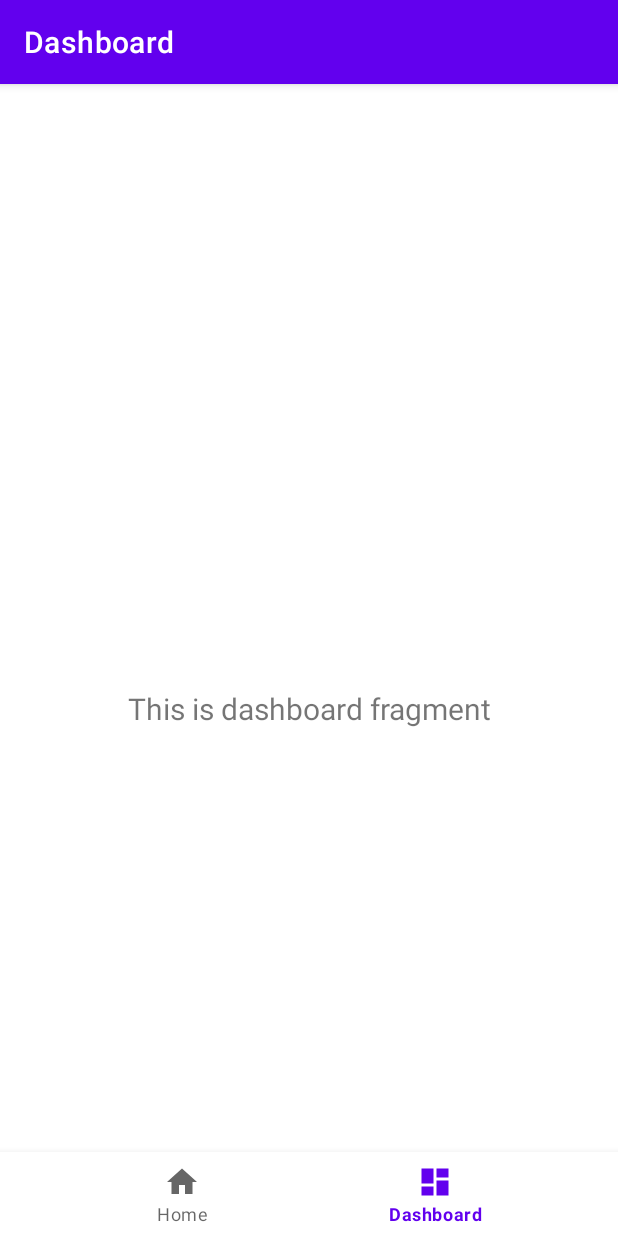
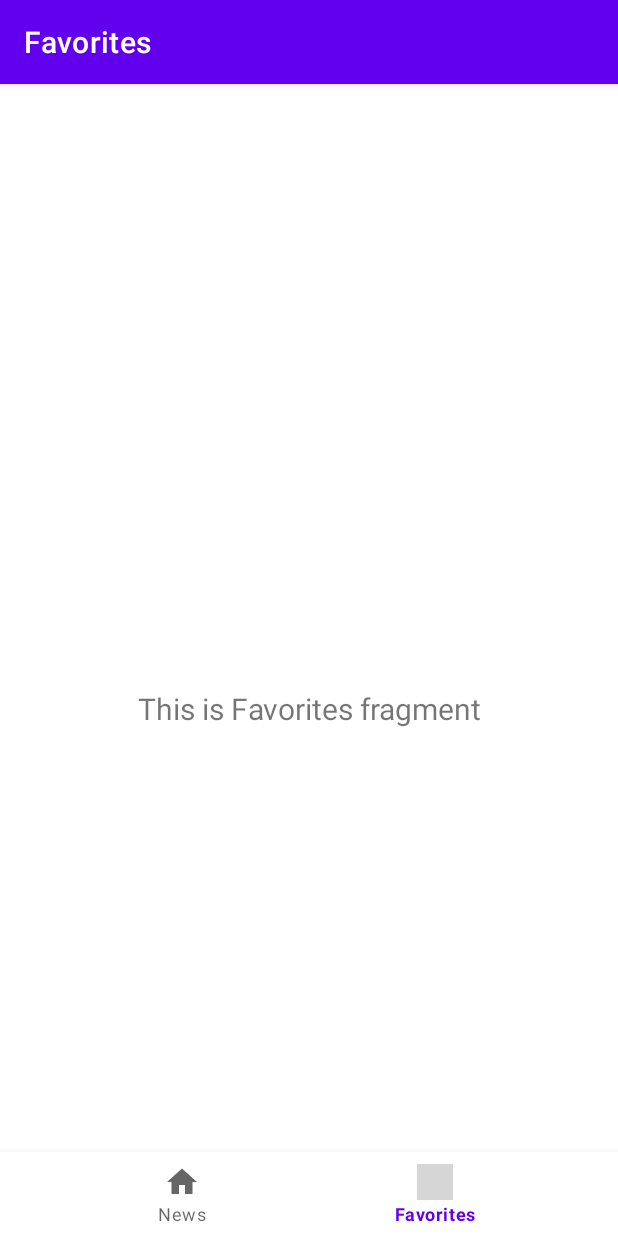
Before and after one commit to EBDitore/App-Nativo-Sobre-Futebol-Feminino-com-Android-Jetpack-e-Java-DIO, an Android app: the screen it shows after launch (MainActivity), item 2 of the bottom bar chosen, on a phone screen of 412 x 824 dp. Run offline under Robolectric (Android 15) with nearby library versions, the phone set to English and light mode, and no system bars; our stand-ins replace navigation-ui; grey boxes are pictures that could not be loaded.

Commit message:
Rename completo

```diff
--- a/app/src/main/java/meu/teste/soccernews/MainActivity.java
+++ b/app/src/main/java/meu/teste/soccernews/MainActivity.java
@@ -26,7 +26,7 @@ public class MainActivity extends AppCompatActivity {
         // Passing each menu ID as a set of Ids because each
         // menu should be considered as top level destinations.
         AppBarConfiguration appBarConfiguration = new AppBarConfiguration.Builder(
-                R.id.navigation_home, R.id.navigation_dashboard )
+                R.id.navigation_home, R.id.navigation_Favorites )
                 .build();
         NavController navController = Navigation.findNavController(this, R.id.nav_host_fragment_activity_main);
         NavigationUI.setupActionBarWithNavController(this, navController, appBarConfiguration);
--- a/app/src/main/java/meu/teste/soccernews/ui/home/HomeFragment.java
+++ b/app/src/main/java/meu/teste/soccernews/ui/favorites/FavoritesFragment.java
@@ -1,4 +1,4 @@
-package meu.teste.soccernews.ui.home;
+package meu.teste.soccernews.ui.favorites;
 
 import android.os.Bundle;
 import android.view.LayoutInflater;
@@ -10,22 +10,22 @@ import androidx.annotation.NonNull;
 import androidx.fragment.app.Fragment;
 import androidx.lifecycle.ViewModelProvider;
 
-import meu.teste.soccernews.databinding.FragmentHomeBinding;
+import meu.teste.soccernews.databinding.FragmentFavoritesBinding;
 
-public class HomeFragment extends Fragment {
+public class FavoritesFragment extends Fragment {
 
-    private FragmentHomeBinding binding;
+    private FragmentFavoritesBinding binding;
 
     public View onCreateView(@NonNull LayoutInflater inflater,
                              ViewGroup container, Bundle savedInstanceState) {
-        HomeViewModel homeViewModel =
-                new ViewModelProvider(this).get(HomeViewModel.class);
+        FavoritesViewModel favoritesViewModel =
+                new ViewModelProvider(this).get(FavoritesViewModel.class);
 
-        binding = FragmentHomeBinding.inflate(inflater, container, false);
+        binding = FragmentFavoritesBinding.inflate(inflater, container, false);
         View root = binding.getRoot();
 
-        final TextView textView = binding.textHome;
-        homeViewModel.getText().observe(getViewLifecycleOwner(), textView::setText);
+        final TextView textView = binding.textFavorites;
+        favoritesViewModel.getText().observe(getViewLifecycleOwner(), textView::setText);
         return root;
     }
 
--- a/app/src/main/java/meu/teste/soccernews/ui/home/HomeViewModel.java
+++ b/app/src/main/java/meu/teste/soccernews/ui/favorites/FavoritesViewModel.java
@@ -1,16 +1,16 @@
-package meu.teste.soccernews.ui.home;
+package meu.teste.soccernews.ui.favorites;
 
 import androidx.lifecycle.LiveData;
 import androidx.lifecycle.MutableLiveData;
 import androidx.lifecycle.ViewModel;
 
-public class HomeViewModel extends ViewModel {
+public class FavoritesViewModel extends ViewModel {
 
     private final MutableLiveData<String> mText;
 
-    public HomeViewModel() {
+    public FavoritesViewModel() {
         mText = new MutableLiveData<>();
-        mText.setValue("This is home fragment");
+        mText.setValue("This is Favorites fragment");
     }
 
     public LiveData<String> getText() {
--- a/app/src/main/java/meu/teste/soccernews/ui/dashboard/DashboardFragment.java
+++ b/app/src/main/java/meu/teste/soccernews/ui/news/NewsFragment.java
@@ -1,4 +1,4 @@
-package meu.teste.soccernews.ui.dashboard;
+package meu.teste.soccernews.ui.news;
 
 import android.os.Bundle;
 import android.view.LayoutInflater;
@@ -10,22 +10,22 @@ import androidx.annotation.NonNull;
 import androidx.fragment.app.Fragment;
 import androidx.lifecycle.ViewModelProvider;
 
-import meu.teste.soccernews.databinding.FragmentDashboardBinding;
+import meu.teste.soccernews.databinding.FragmentNewsBinding;
 
-public class DashboardFragment extends Fragment {
+public class NewsFragment extends Fragment {
 
-    private FragmentDashboardBinding binding;
+    private FragmentNewsBinding binding;
 
     public View onCreateView(@NonNull LayoutInflater inflater,
                              ViewGroup container, Bundle savedInstanceState) {
-        DashboardViewModel dashboardViewModel =
-                new ViewModelProvider(this).get(DashboardViewModel.class);
+        NewsViewModel newsViewModel =
+                new ViewModelProvider(this).get(NewsViewModel.class);
 
-        binding = FragmentDashboardBinding.inflate(inflater, container, false);
+        binding = FragmentNewsBinding.inflate(inflater, container, false);
         View root = binding.getRoot();
 
-        final TextView textView = binding.textDashboard;
-        dashboardViewModel.getText().observe(getViewLifecycleOwner(), textView::setText);
+        final TextView textView = binding.textNews;
+        newsViewModel.getText().observe(getViewLifecycleOwner(), textView::setText);
         return root;
     }
 
--- a/app/src/main/java/meu/teste/soccernews/ui/dashboard/DashboardViewModel.java
+++ b/app/src/main/java/meu/teste/soccernews/ui/news/NewsViewModel.java
@@ -1,16 +1,16 @@
-package meu.teste.soccernews.ui.dashboard;
+package meu.teste.soccernews.ui.news;
 
 import androidx.lifecycle.LiveData;
 import androidx.lifecycle.MutableLiveData;
 import androidx.lifecycle.ViewModel;
 
-public class DashboardViewModel extends ViewModel {
+public class NewsViewModel extends ViewModel {
 
     private final MutableLiveData<String> mText;
 
-    public DashboardViewModel() {
+    public NewsViewModel() {
         mText = new MutableLiveData<>();
-        mText.setValue("This is dashboard fragment");
+        mText.setValue("This is home fragment");
     }
 
     public LiveData<String> getText() {
--- a/app/src/main/res/layout/fragment_dashboard.xml
+++ b/app/src/main/res/layout/fragment_favorites.xml
@@ -4,10 +4,10 @@
     xmlns:tools="http://schemas.android.com/tools"
     android:layout_width="match_parent"
     android:layout_height="match_parent"
-    tools:context=".ui.dashboard.DashboardFragment">
+    tools:context=".ui.favorites.FavoritesFragment">
 
     <TextView
-        android:id="@+id/text_dashboard"
+        android:id="@+id/text_favorites"
         android:layout_width="match_parent"
         android:layout_height="wrap_content"
         android:layout_marginStart="8dp"
--- a/app/src/main/res/layout/fragment_home.xml
+++ /dev/null
@@ -1,22 +0,0 @@
-<?xml version="1.0" encoding="utf-8"?>
-<androidx.constraintlayout.widget.ConstraintLayout xmlns:android="http://schemas.android.com/apk/res/android"
-    xmlns:app="http://schemas.android.com/apk/res-auto"
-    xmlns:tools="http://schemas.android.com/tools"
-    android:layout_width="match_parent"
-    android:layout_height="match_parent"
-    tools:context=".ui.home.HomeFragment">
-
-    <TextView
-        android:id="@+id/text_home"
-        android:layout_width="match_parent"
-        android:layout_height="wrap_content"
-        android:layout_marginStart="8dp"
-        android:layout_marginTop="8dp"
-        android:layout_marginEnd="8dp"
-        android:textAlignment="center"
-        android:textSize="20sp"
-        app:layout_constraintBottom_toBottomOf="parent"
-        app:layout_constraintEnd_toEndOf="parent"
-        app:layout_constraintStart_toStartOf="parent"
-        app:layout_constraintTop_toTopOf="parent" />
-</androidx.constraintlayout.widget.ConstraintLayout>
--- a/app/src/main/res/layout/fragment_notifications.xml
+++ b/app/src/main/res/layout/fragment_news.xml
@@ -4,10 +4,10 @@
     xmlns:tools="http://schemas.android.com/tools"
     android:layout_width="match_parent"
     android:layout_height="match_parent"
-    tools:context=".ui.notifications.NotificationsFragment">
+    tools:context=".ui.news.NewsFragment">
 
     <TextView
-        android:id="@+id/text_notifications"
+        android:id="@+id/text_news"
         android:layout_width="match_parent"
         android:layout_height="wrap_content"
         android:layout_marginStart="8dp"
--- a/app/src/main/res/menu/bottom_nav_menu.xml
+++ b/app/src/main/res/menu/bottom_nav_menu.xml
@@ -4,11 +4,11 @@
     <item
         android:id="@+id/navigation_home"
         android:icon="@drawable/ic_home_black_24dp"
-        android:title="@string/title_home" />
+        android:title="@string/title_news" />
 
     <item
-        android:id="@+id/navigation_dashboard"
-        android:icon="@drawable/ic_dashboard_black_24dp"
-        android:title="@string/title_dashboard" />
+        android:id="@+id/navigation_Favorites"
+        android:icon="@drawable/ic_Favorites_black_24dp"
+        android:title="@string/title_favorites" />
 
 </menu>
--- a/app/src/main/res/navigation/mobile_navigation.xml
+++ b/app/src/main/res/navigation/mobile_navigation.xml
@@ -7,14 +7,14 @@
 
     <fragment
         android:id="@+id/navigation_home"
-        android:name="meu.teste.soccernews.ui.home.HomeFragment"
-        android:label="@string/title_home"
-        tools:layout="@layout/fragment_home" />
+        android:name="meu.teste.soccernews.ui.news.NewsFragment"
+        android:label="@string/title_news"
+        tools:layout="@layout/fragment_news" />
 
     <fragment
-        android:id="@+id/navigation_dashboard"
-        android:name="meu.teste.soccernews.ui.dashboard.DashboardFragment"
-        android:label="@string/title_dashboard"
-        tools:layout="@layout/fragment_dashboard" />
+        android:id="@+id/navigation_Favorites"
+        android:name="meu.teste.soccernews.ui.favorites.FavoritesFragment"
+        android:label="@string/title_favorites"
+        tools:layout="@layout/fragment_favorites" />
 
 </navigation>
--- a/app/src/main/res/values/strings.xml
+++ b/app/src/main/res/values/strings.xml
@@ -1,6 +1,5 @@
 <resources>
     <string name="app_name">Soccer News</string>
-    <string name="title_home">Home</string>
-    <string name="title_dashboard">Dashboard</string>
-    <string name="title_notifications">Notifications</string>
+    <string name="title_news">News</string>
+    <string name="title_favorites">Favorites</string>
 </resources>
```
